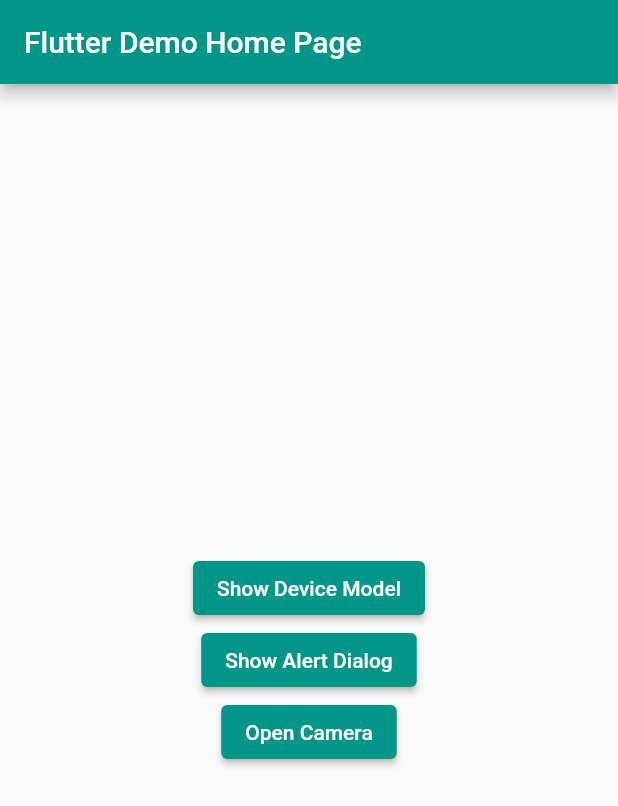
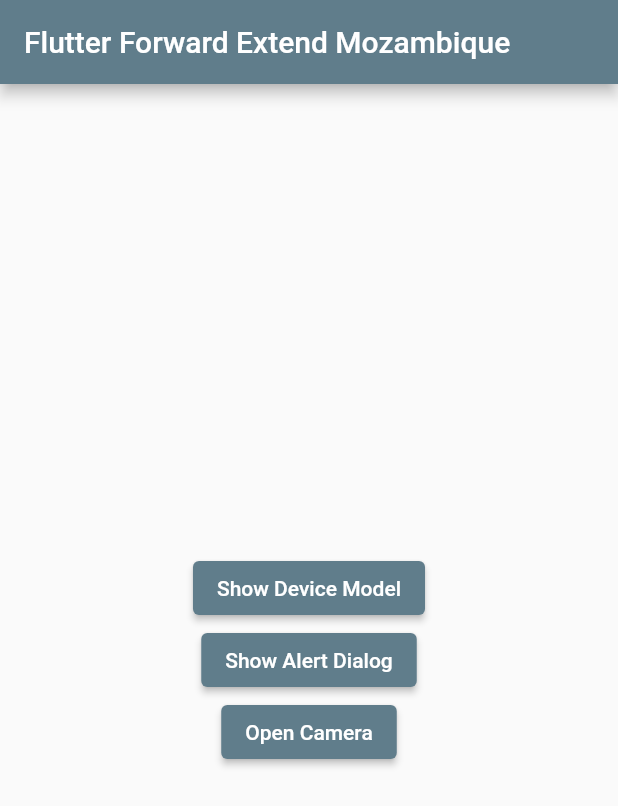
Before and after one commit to Arlindo-Pelembe-Jr/eebg_flutter_forward_extend_mz_demo_mobile, a Flutter app: the screen it shows after launch, on a phone screen of 412 x 824 dp. Shown: the top 806 px of the screen. Run offline on Flutter 3.47's test engine with Material 2 defaults, Android fonts, the light colour scheme and no system bars; missing offline and left inert: jni.

Commit message:
change color app and cleaning some comments

```diff
--- a/lib/main.dart
+++ b/lib/main.dart
@@ -9,21 +9,18 @@
 import 'package:jni/jni.dart';
 
 
-// The hierarchy created in generated code will mirror the java package
-// structure.
+
 
 JObject activity = JObject.fromRef(Jni.getCurrentActivity());
-//
+
 final hashmap = HashMap.ctor2(JString.type, JString.type);
-//
+
 extension IntX on int {
   JString toJString() {
     return toString().toJString();
   }
 }
-//
-// /// Display device model number and the number of times this was called
-// /// as Toast.
+
 void showToast() {
   final toastCount =
   hashmap.getOrDefault("toastCount".toJString(), 0.toJString());
@@ -55,11 +52,11 @@
   @override
   Widget build(BuildContext context) {
     return MaterialApp(
-      title: 'Flutter Demo',
+      title: 'Flutter Forward Extend MZ',
       theme: ThemeData(
-        primarySwatch: Colors.teal,
+        primarySwatch: Colors.blueGrey,
       ),
-      home: const MyHomePage(title: 'Flutter Demo Home Page'),
+      home: const MyHomePage(title: 'Flutter Forward Extend Mozambique'),
     );
   }
 }
```
Also changed, not shown: 1 other file.
